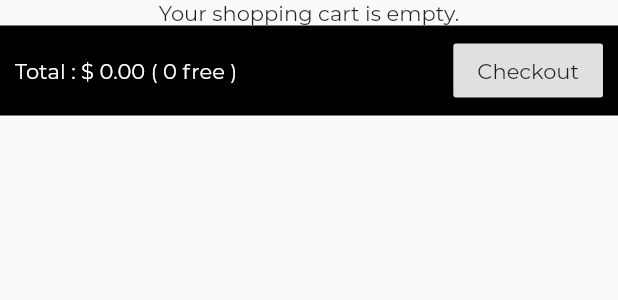
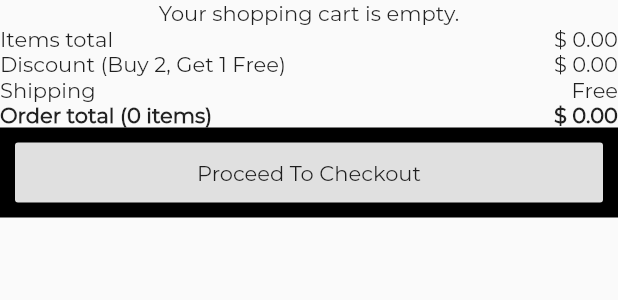
Before and after one commit to trey-a-hope/lit-pic, a Flutter app: the CartPage widget shown alone on an empty page, opened directly, on a phone screen of 412 x 824 dp. Shown: the top 300 px of the screen. Run offline on Flutter 3.47's test engine with Material 2 defaults, Android fonts, the phone set to English and light mode, and no system bars; our stand-ins replace cached_network_image, cloud_firestore, curved_navigation_bar, device_info, firebase_auth, firebase_messaging and 8 more; missing offline and left inert: dash_chat; accounts and stored records are empty; network calls fail; project files that could hold a hidden picture were left out.

Commit message:
Added Checkout Pages.

```diff
--- a/lib/pages/payments/add_credit_card_page.dart
+++ b/lib/pages/payments/add_credit_card_page.dart
@@ -53,7 +53,7 @@ class AddCreditCardPageState extends State<AddCreditCardPage> {
       bool confirm = await getIt<ModalService>().showConfirmation(
           context: context,
           title: 'Add Card',
-          message: 'This will become your default card on file. Proceed?');
+          message: 'Are you sure?');
       if (confirm) {
         setState(
           () {
--- a/lib/pages/profile/edit_address_page.dart
+++ b/lib/pages/profile/edit_address_page.dart
@@ -130,7 +130,7 @@ class EditAddressPageState extends State<EditAddressPage> {
                   backgroundColor: Colors.blue[200],
                   valueColor: AlwaysStoppedAnimation(Colors.blue),
                 )
-              : SizedBox.shrink(),
+              : Container(),
           Form(
             key: _formKey,
             autovalidate: _autoValidate,
--- a/lib/pages/shop/cart_page.dart
+++ b/lib/pages/shop/cart_page.dart
@@ -2,16 +2,16 @@ import 'package:cached_network_image/cached_network_image.dart';
 import 'package:cloud_firestore/cloud_firestore.dart';
 import 'package:flutter/material.dart';
 import 'package:get_it/get_it.dart';
-import 'package:litpic/common/logged_out_view.dart';
 import 'package:litpic/common/spinner.dart';
 import 'package:litpic/models/database/cart_item.dart';
+import 'package:litpic/pages/shop/checkout_shipping.dart';
 import 'package:litpic/services/auth_service.dart';
 import 'package:litpic/services/db_service.dart';
 import 'package:litpic/services/formatter_service.dart';
 import 'package:litpic/models/database/user.dart';
 import 'package:litpic/services/modal_service.dart';
 import 'package:litpic/services/storage_service.dart';
-import 'dart:math';
+import 'package:shared_preferences/shared_preferences.dart';
 
 class CartPage extends StatefulWidget {
   @override
@@ -22,35 +22,18 @@ class CartPageState extends State<CartPage> {
   final GetIt getIt = GetIt.I;
   User _currentUser;
   bool _isLoading = true;
-  int count = 0;
+  int items = 0;
   int freeLithophanes = 0;
   double price = 15.00;
-
-  // List<CartItem> _cartItems = List<CartItem>();
-
+  SharedPreferences prefs;
   @override
   void initState() {
     super.initState();
-
-    super.initState();
-    // getIt<AuthService>().onAuthStateChanged().listen(
-    //   (firebaseUser) {
-    //     setState(
-    //       () {
-    //         _isLoggedIn = firebaseUser != null;
-    //         if (_isLoggedIn) {
-    //           _load();
-    //         } else {
-    //           _isLoading = false;
-    //         }
-    //       },
-    //     );
-    //   },
-    // );
     _load();
   }
 
   _load() async {
+    prefs = await SharedPreferences.getInstance();
     try {
       _currentUser = await getIt<AuthService>().getCurrentUser();
       setState(
@@ -82,14 +65,14 @@ class CartPageState extends State<CartPage> {
                 builder: (BuildContext context,
                     AsyncSnapshot<QuerySnapshot> snapshot) {
                   //Reset total on every change.
-                  count = 0;
+                  items = 0;
                   if (!snapshot.hasData)
                     return Center(
                       child: Text('Loading...'),
                     );
                   else if (snapshot.hasData &&
                       snapshot.data.documents.isEmpty) {
-                    count = 0;
+                    items = 0;
                     Future.delayed(Duration.zero, () => setState(() {}));
 
                     return Center(
@@ -102,7 +85,7 @@ class CartPageState extends State<CartPage> {
                           snapshot.data.documents.map((DocumentSnapshot doc) {
                         CartItem cartItem = CartItem.fromDoc(doc: doc);
 
-                        count += cartItem.quantity;
+                        items += cartItem.quantity;
                         Future.delayed(Duration.zero, () => setState(() {}));
 
                         return _cartItem(
@@ -113,39 +96,86 @@ class CartPageState extends State<CartPage> {
                   }
                 },
               ),
+              Row(
+                mainAxisAlignment: MainAxisAlignment.spaceBetween,
+                children: <Widget>[
+                  Text('${items == 1 ? 'Item' : 'Items'} total'),
+                  Text(getItemsTotal())
+                ],
+              ),
+              Row(
+                mainAxisAlignment: MainAxisAlignment.spaceBetween,
+                children: <Widget>[
+                  Text('Discount (Buy 2, Get 1 Free)'),
+                  Text(getDiscountTotal())
+                ],
+              ),
+              Row(
+                mainAxisAlignment: MainAxisAlignment.spaceBetween,
+                children: <Widget>[Text('Shipping'), Text('Free')],
+              ),
+              Row(
+                mainAxisAlignment: MainAxisAlignment.spaceBetween,
+                children: <Widget>[
+                  Text(
+                    'Order total ($items ${items == 1 ? 'item' : 'items'})',
+                    style: TextStyle(fontWeight: FontWeight.bold),
+                  ),
+                  Text(
+                    getOrderTotal(),
+                    style: TextStyle(fontWeight: FontWeight.bold),
+                  )
+                ],
+              ),
               Container(
                 color: Colors.black,
                 height: 60,
                 child: Padding(
-                    padding: EdgeInsets.all(10),
-                    child: Row(
-                      mainAxisAlignment: MainAxisAlignment.spaceBetween,
-                      children: <Widget>[
-                        Text(
-                          'Total : ' +
-                              getTotal() +
-                              ' ( $freeLithophanes free )',
-                          style: TextStyle(color: Colors.white),
+                  padding: EdgeInsets.all(10),
+                  child: RaisedButton(
+                    child: Text('Proceed To Checkout'),
+                    onPressed: () {
+
+                      prefs.setInt('items', items);
+
+                      Navigator.push(
+                        context,
+                        MaterialPageRoute(
+                          builder: (context) => CheckoutShippingPage(),
                         ),
-                        RaisedButton(
-                          child: Text('Checkout'),
-                          onPressed: () {},
-                        )
-                      ],
-                    )),
+                      );
+                    },
+                  ),
+                ),
               )
             ],
           );
   }
 
   //Buy two, get one free.
-  String getTotal() {
+  String getOrderTotal() {
     double total = 0;
-    freeLithophanes = (count / 3).floor();
+    freeLithophanes = (items / 3).floor();
     double discount = freeLithophanes * price;
-    total = count * price;
+    total = items * price;
     total -= discount;
+    prefs.setDouble('orderTotal', total);
     return getIt<FormatterService>().money(amount: total);
+  }
+
+  String getItemsTotal() {
+    double total = 0;
+    total = items * price;
+        prefs.setDouble('itemsTotal', total);
+
+    return getIt<FormatterService>().money(amount: total);
+  }
+
+  String getDiscountTotal() {
+    double discount = freeLithophanes * price;
+            prefs.setDouble('discountTotal', discount);
+
+    return getIt<FormatterService>().money(amount: discount);
   }
 
   Widget _cartItem({@required CartItem cartItem}) {
--- a/lib/pages/shop/shop_page.dart
+++ b/lib/pages/shop/shop_page.dart
@@ -3,7 +3,6 @@ import 'package:flutter/cupertino.dart';
 import 'package:flutter/material.dart';
 import 'package:get_it/get_it.dart';
 import 'package:image_picker/image_picker.dart';
-import 'package:litpic/common/logged_out_view.dart';
 import 'package:litpic/common/spinner.dart';
 import 'package:litpic/models/database/cart_item.dart';
 import 'package:litpic/services/auth_service.dart';
```
Also changed, not shown: lib/common/logged_out_view.dart (deleted, +0 -30 lines), lib/pages/profile/edit_email_page.dart (+0 -9 lines), lib/pages/profile/edit_name_page.dart (+0 -9 lines), lib/pages/profile/personal_info_page.dart (+0 -8 lines), lib/pages/settings_page.dart (+0 -19 lines), lib/pages/shop/checkout_final.dart (added, +169 -0 lines), lib/pages/shop/checkout_page.dart (deleted, +0 -66 lines), lib/pages/shop/checkout_payment.dart (added, +129 -0 lines), lib/pages/shop/checkout_shipping.dart (added, +128 -0 lines), 1 other file.
